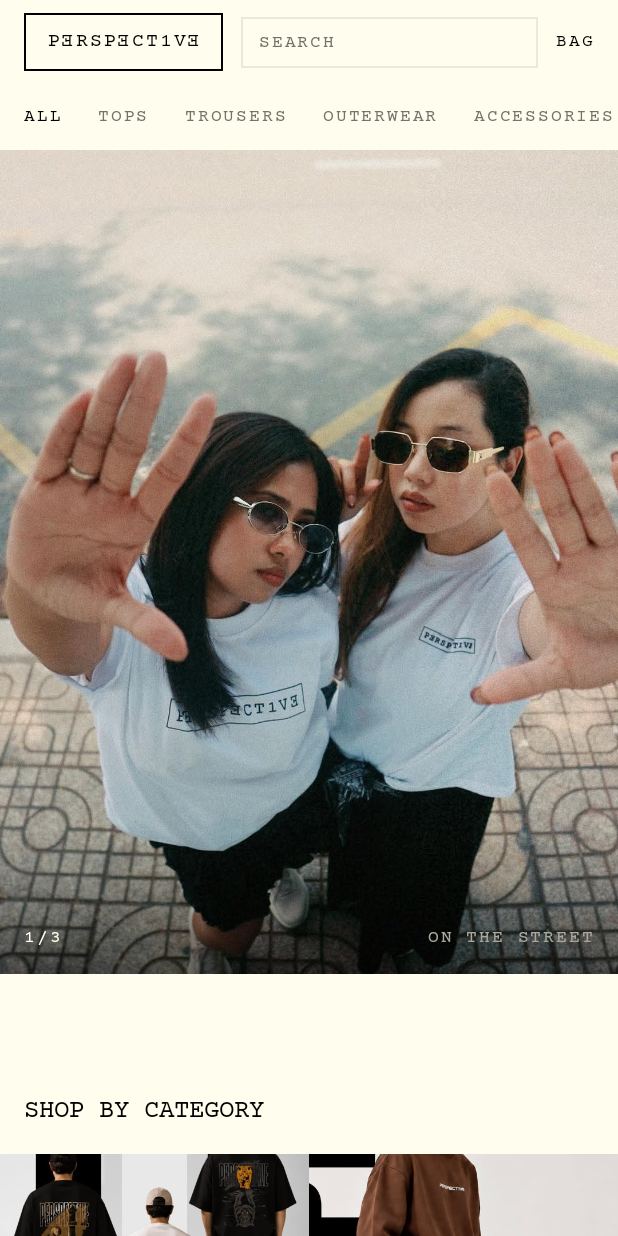
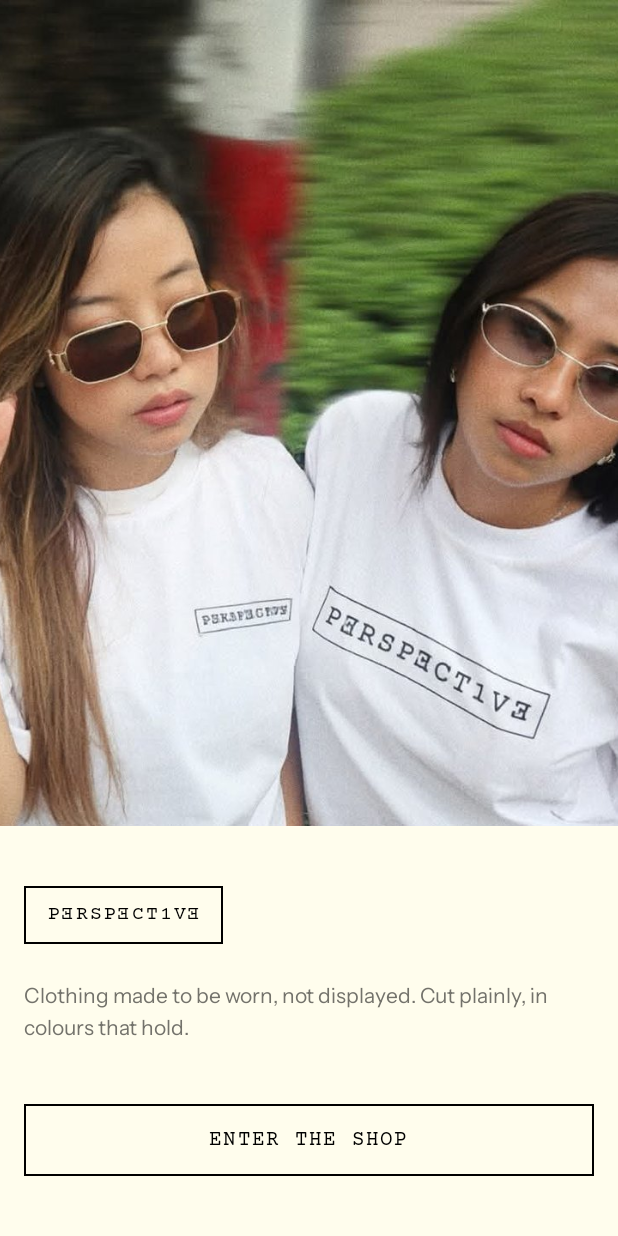
Before and after one commit to Yowkylito/perspective, an Android app built with Jetpack Compose: the screen it shows after launch (MainActivity), on a phone screen of 412 x 824 dp. Run offline under Robolectric (Android 15) with nearby library versions, the phone set to English and light mode, and no system bars.

Commit message:
Add the onboarding screen and re-lay the shop front page as sections
The previous commit took the transition out of the reference recordings and
stopped there, which missed the point twice: the screen the splash opens INTO
was never built, and the shop front page was extended rather than re-laid.

OnboardingScreen is the first destination now. Full-bleed photography cycles
behind a block carrying the wordmark, one line about what the shop is, and the
control that enters it -- the reference's arrangement, which is right: the
picture sells, the words say what you are looking at, the control sits where a
thumb lands. Frames hold for 3.2s and change at Motion.Considered. The hold is
not animation so the band does not govern it; the change is, and a decisive
crossfade is the premium register where the reference's long dissolve is the
luxurious one.

One control, not two. The reference offers Sign Up beside Sign In; there are
no accounts here yet and a button that cannot do what it says is worse than an
absent one. The copy says what the shop is rather than selling membership and
free shipping, which is the promotional register the brand rules exclude.

The shop front page is now what the reference's is: a run of sections rather
than one grid with things bolted on. Hero, then SHOP BY CATEGORY as a mosaic
of landscape tiles, then FEATURED as full-width editorial cards, then the
catalogue. Category tiles move from square to 3:2 -- the reference's
proportion, and the point of a mosaic, since landscape puts the whole set on
screen at once. Editorial cards take the hero's 3:4, so the page speaks in two
ratios: 3:4 for anything editorial, 2:3 for anything that is a product.

No picture repeats across the front page: the hero holds the street frames,
the mosaic plates 0, 2, 3 and 4, the featured cards 1, 5 and 6. With real
photography that is an editor's choice; with thirteen crops of ten
photographs it is arithmetic.

Built clean; not run on a device.

Co-Authored-By: Claude Opus 5 <noreply@anthropic.com>

```diff
--- a/app/build.gradle.kts
+++ b/app/build.gradle.kts
@@ -12,8 +12,8 @@ android {
         applicationId = "com.perspective.app"
         minSdk = 26
         targetSdk = 36
-        versionCode = 5
-        versionName = "0.1.4"
+        versionCode = 6
+        versionName = "0.1.5"
         testInstrumentationRunner = "androidx.test.runner.AndroidJUnitRunner"
     }
 
--- a/app/src/main/java/com/perspective/app/data/Product.kt
+++ b/app/src/main/java/com/perspective/app/data/Product.kt
@@ -62,6 +62,20 @@ object MockImages {
      * other two 2:3 for the column beside it.
      */
     val collage: List<String> = (1..3).map { "file:///android_asset/mock/collage/c%d.jpg".format(it) }
+
+    /**
+     * The FEATURED cards: label and plate.
+     *
+     * Plates 1, 5 and 6 — chosen because the hero uses the street frames and
+     * the mosaic uses plates 0, 2, 3 and 4, so no picture appears twice on the
+     * front page. With real photography this would be an editor's choice; with
+     * thirteen crops of ten photographs it is arithmetic.
+     */
+    val featured: List<Pair<String, String>> = listOf(
+        "THE SHIRTING" to plates[1],
+        "OUTERWEAR" to plates[5],
+        "THE KNITS" to plates[6],
+    )
 
     /**
      * Captions for the banner frames.
--- a/app/src/main/java/com/perspective/app/ui/PerspectiveApp.kt
+++ b/app/src/main/java/com/perspective/app/ui/PerspectiveApp.kt
@@ -32,10 +32,12 @@ import com.perspective.app.ui.brand.Wordmark
 import com.perspective.app.ui.catalog.ProductWallScreen
 import com.perspective.app.ui.bag.BagScreen
 import com.perspective.app.ui.legal.LicencesScreen
+import com.perspective.app.ui.onboarding.OnboardingScreen
 import com.perspective.app.ui.product.ProductDetailScreen
 import com.perspective.app.ui.theme.Motion
 import com.perspective.app.ui.theme.Space
 
+private const val RouteOnboarding = "onboarding"
 private const val RouteWall = "wall"
 private const val RouteProduct = "product/{id}"
 private const val RouteLicences = "licences"
@@ -49,7 +51,22 @@ fun PerspectiveApp() {
     // ancestor of both the tile and the detail hero for them to match.
     SharedTransitionLayout {
         CompositionLocalProvider(LocalSharedTransitionScope provides this) {
-            NavHost(navController = nav, startDestination = RouteWall) {
+            NavHost(navController = nav, startDestination = RouteOnboarding) {
+                // First, and without chrome -- the onboarding screen IS the
+                // brand presenting itself, so a bar over it would be the app
+                // introducing itself twice.
+                composable(
+                    RouteOnboarding,
+                    exitTransition = { fadeOut(tween(Motion.Quick, easing = Motion.Accelerate)) },
+                ) {
+                    OnboardingScreen(
+                        onEnter = {
+                            nav.navigate(RouteWall) {
+                                popUpTo(RouteOnboarding) { inclusive = true }
+                            }
+                        },
+                    )
+                }
                 composable(
                     RouteWall,
                     // The non-shared content fades while the image travels. That
--- a/app/src/main/java/com/perspective/app/ui/catalog/CategoryMosaic.kt
+++ b/app/src/main/java/com/perspective/app/ui/catalog/CategoryMosaic.kt
@@ -21,8 +21,16 @@ import com.perspective.app.ui.theme.Ink
 import com.perspective.app.ui.theme.Ivory
 import com.perspective.app.ui.theme.Space
 
-/** Square tiles: the mosaic is a map of the shop, not another run of products. */
-private const val TileRatio = 1f
+/**
+ * Landscape, 3:2 — the reference's proportion, and the point of a mosaic.
+ *
+ * Deliberately not [com.perspective.app.ui.theme.Ratio.Product]: the product
+ * ratio belongs to products, and giving a category the same shape would say
+ * these tiles are more merchandise when the first thing they have to say is
+ * that they are doors. Landscape also puts the whole category set on screen at
+ * once, which is what a map is for.
+ */
+private const val TileRatio = 3f / 2f
 
 /**
  * A way into each category, as pictures rather than a list of words.
@@ -31,11 +39,6 @@ private const val TileRatio = 1f
  * someone who arrived without a destination and is looking rather than
  * searching. The two are not redundant — a tab is for someone who knows the
  * word, a tile is for someone who does not yet.
- *
- * **Square, where the catalogue is 2:3.** The product ratio belongs to
- * products. Giving the same shape to a category would say these tiles are more
- * merchandise, and the first thing this section has to communicate is that they
- * are not: they are doors.
  *
  * **The label sits on the image here, and under it on a product tile.** That is
  * not an inconsistency. On a tile the label is data about a thing for sale —
--- /dev/null
+++ b/app/src/main/java/com/perspective/app/ui/onboarding/OnboardingScreen.kt
@@ -0,0 +1,118 @@
+package com.perspective.app.ui.onboarding
+
+import androidx.compose.animation.Crossfade
+import androidx.compose.animation.core.tween
+import androidx.compose.foundation.background
+import androidx.compose.foundation.layout.Box
+import androidx.compose.foundation.layout.Column
+import androidx.compose.foundation.layout.Spacer
+import androidx.compose.foundation.layout.fillMaxSize
+import androidx.compose.foundation.layout.fillMaxWidth
+import androidx.compose.foundation.layout.height
+import androidx.compose.foundation.layout.navigationBarsPadding
+import androidx.compose.foundation.layout.padding
+import androidx.compose.material3.MaterialTheme
+import androidx.compose.material3.Text
+import androidx.compose.runtime.Composable
+import androidx.compose.runtime.LaunchedEffect
+import androidx.compose.runtime.getValue
+import androidx.compose.runtime.mutableIntStateOf
+import androidx.compose.runtime.remember
+import androidx.compose.runtime.setValue
+import androidx.compose.ui.Alignment
+import androidx.compose.ui.Modifier
+import androidx.compose.ui.layout.ContentScale
+import coil.compose.AsyncImage
+import com.perspective.app.data.MockImages
+import com.perspective.app.ui.brand.Wordmark
+import com.perspective.app.ui.components.PerspectiveButton
+import com.perspective.app.ui.theme.Motion
+import com.perspective.app.ui.theme.Space
+import androidx.compose.ui.unit.dp
+import kotlinx.coroutines.delay
+
+/**
+ * How long a frame holds before the next one takes over.
+ *
+ * The hold is not animation, so the motion band does not govern it; the change
+ * between frames is, and that runs at [Motion.Considered] — a decisive
+ * crossfade rather than the long dissolve the reference uses. A languid
+ * dissolve is the luxurious register, and this brand is the other one.
+ */
+private const val HoldMs = 3200L
+
+/**
+ * The first screen: the brand, and a way in.
+ *
+ * Full-bleed photography cycling behind a block that carries the wordmark, one
+ * line about what this is, and the control that enters the shop. The reference
+ * puts its logo, a benefits line and two buttons in exactly this position, and
+ * the arrangement is right: the picture does the selling, the words say what
+ * you are looking at, the control is the last thing your thumb reaches.
+ *
+ * **One control, not two.** The reference offers Sign Up beside Sign In. There
+ * are no accounts in this app yet, and a button that cannot do what it says is
+ * worse than an absent one — so there is a single way forward until there is
+ * something real to sign into.
+ *
+ * **The copy is about the clothes, not about membership.** The reference sells
+ * free shipping and members-only products, which is the promotional register
+ * the brand rules exclude. This says what the shop is and stops.
+ */
+@Composable
+fun OnboardingScreen(
+    onEnter: () -> Unit,
+    modifier: Modifier = Modifier,
+) {
+    val frames = MockImages.banners
+    var index by remember { mutableIntStateOf(0) }
+
+    LaunchedEffect(frames.size) {
+        if (frames.size <= 1) return@LaunchedEffect
+        while (true) {
+            delay(HoldMs)
+            index = (index + 1) % frames.size
+        }
+    }
+
+    Box(modifier = modifier.fillMaxSize()) {
+        Crossfade(
+            targetState = index,
+            animationSpec = tween(Motion.Considered, easing = Motion.Standard_),
+            label = "onboardingFrame",
+        ) { frame ->
+            AsyncImage(
+                model = frames[frame],
+                contentDescription = null,
+                contentScale = ContentScale.Crop,
+                modifier = Modifier
+                    .fillMaxSize()
+                    .background(MaterialTheme.colorScheme.surfaceVariant),
+            )
+        }
+
+        Column(
+            modifier = Modifier
+                .align(Alignment.BottomStart)
+                .fillMaxWidth()
+                .background(MaterialTheme.colorScheme.background)
+                .navigationBarsPadding()
+                .padding(horizontal = Space.Gutter, vertical = Space.Xl),
+        ) {
+            Wordmark(style = MaterialTheme.typography.labelMedium, tracking = 2.dp)
+            Spacer(Modifier.height(Space.Lg))
+            Text(
+                text = "Clothing made to be worn, not displayed. " +
+                    "Cut plainly, in colours that hold.",
+                style = MaterialTheme.typography.bodyMedium,
+                color = MaterialTheme.colorScheme.onSurfaceVariant,
+            )
+            Spacer(Modifier.height(Space.Xl))
+            PerspectiveButton(
+                label = "ENTER THE SHOP",
+                onClick = onEnter,
+                modifier = Modifier.fillMaxWidth(),
+            )
+        }
+    }
+}
```
Also changed, not shown: app/src/main/java/com/perspective/app/ui/catalog/EditorialCards.kt (added, +74 -0 lines), app/src/main/java/com/perspective/app/ui/catalog/ProductWallScreen.kt (+12 -0 lines).
